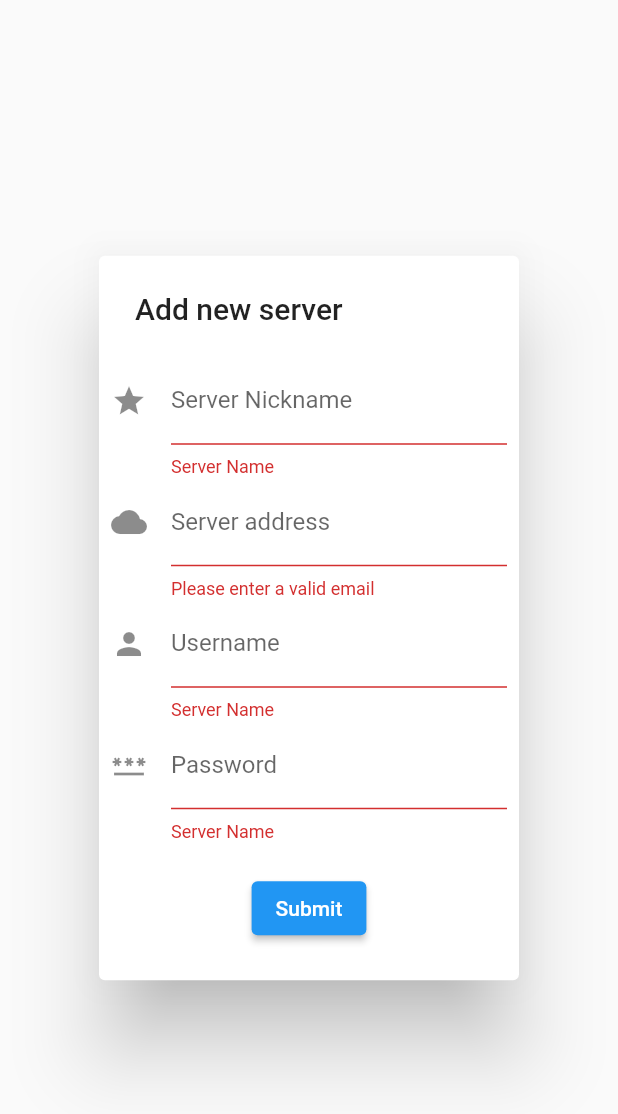
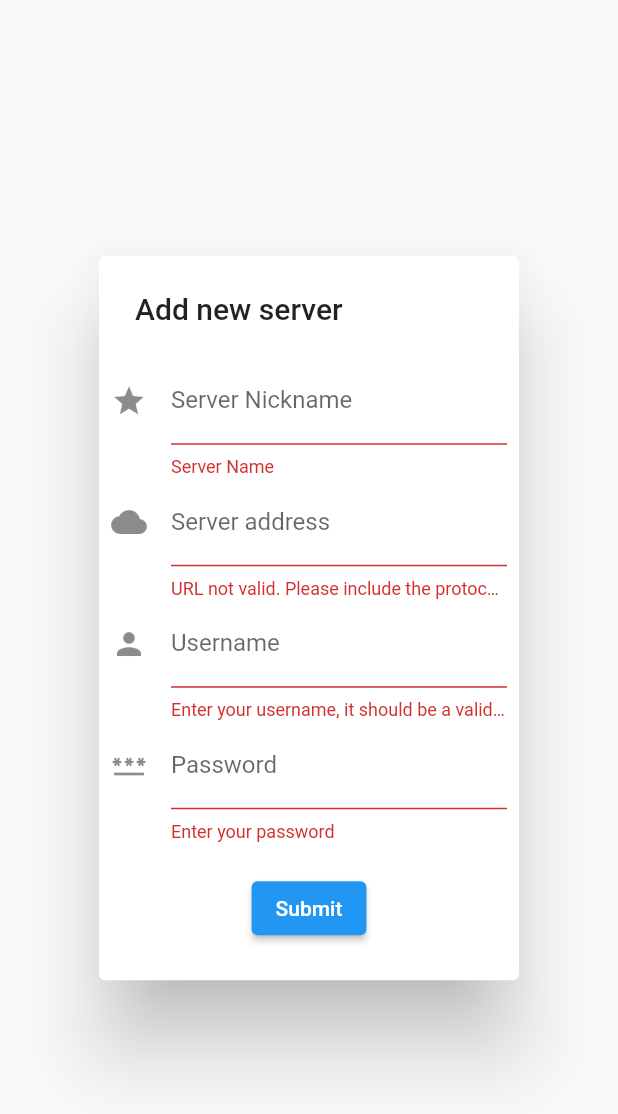
Before and after one commit to frameset/klutter, a Flutter app: the AddServerDialog widget shown alone on an empty page, opened directly, after a tap on "Submit", on a phone screen of 412 x 824 dp. Shown: the top 1114 px of the screen. Run offline on Flutter 3.47's test engine with Material 2 defaults, Android fonts, the phone set to English and light mode, and no system bars; our stand-ins replace bloc, dio, equatable, flutter_bloc, flutter_secure_storage, hydrated_bloc and 5 more; missing offline and left inert: fullscreen, rotated_corner_decoration; accounts and stored records are empty; generated files the repository leaves out were written again.

Commit message:
Improved error messages, should help with issue #1

```diff
--- a/lib/presentation/screens/server_picker.dart
+++ b/lib/presentation/screens/server_picker.dart
@@ -140,7 +140,7 @@ class _AddServerDialogState extends State<AddServerDialog> {
                       )) {
                         return null;
                       } else {
-                        return "Please enter a valid email";
+                        return "URL not valid. Please include the protocol, e.g. https://komga.example.com";
                       }
                     }),
                 TextFormField(
@@ -154,7 +154,7 @@ class _AddServerDialogState extends State<AddServerDialog> {
                     if (isEmail(value!)) {
                       return null;
                     } else {
-                      return 'Server Name';
+                      return 'Enter your username, it should be a valid email address';
                     }
                   },
                 ),
@@ -167,7 +167,7 @@ class _AddServerDialogState extends State<AddServerDialog> {
                       hintText: 'Enter your password'),
                   validator: (value) {
                     if (value == null || value.isEmpty) {
-                      return 'Server Name';
+                      return 'Enter your password';
                     }
                     return null;
                   },
```
